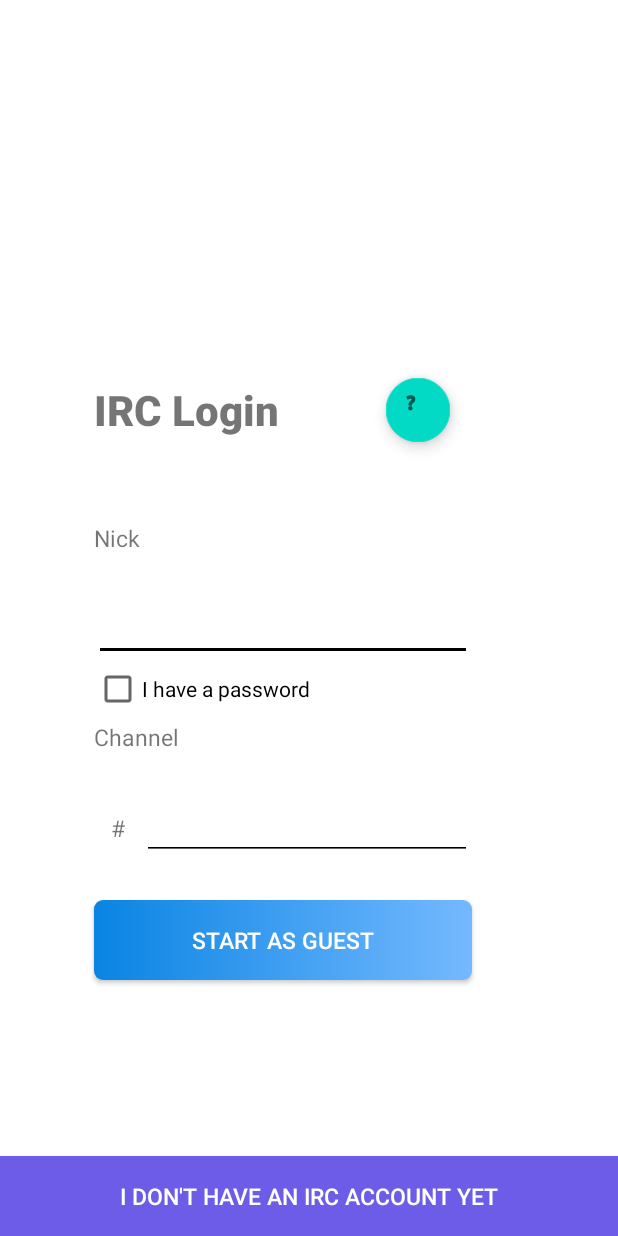
After one commit to miguelmanteigueiro/PocketIRC, an Android app: the LoginActivity screen opened directly, with no data from a screen before it, on a phone screen of 412 x 824 dp. The commit adds this screen. Run offline under Robolectric (Android 15) with nearby library versions, the phone set to English and light mode, and no system bars.

Commit message:
added login

```diff
--- a/application/app/src/main/AndroidManifest.xml
+++ b/application/app/src/main/AndroidManifest.xml
@@ -18,6 +18,7 @@
                 <category android:name="android.intent.category.LAUNCHER" />
             </intent-filter>
         </activity>
+        <activity android:name=".LoginActivity"/>
     </application>
 
 </manifest>
--- /dev/null
+++ b/application/app/src/main/java/pt/ubi/di/pdm/pocketirc/LoginActivity.java
@@ -0,0 +1,191 @@
+package pt.ubi.di.pdm.pocketirc;
+
+//imports
+import android.annotation.SuppressLint;
+import android.app.Activity;
+import android.app.AlertDialog;
+import android.app.Dialog;
+import android.os.Bundle;
+import android.text.Html;
+import android.view.View;
+import android.widget.Button;
+import android.widget.CheckBox;
+import android.widget.EditText;
+import android.widget.LinearLayout;
+import android.widget.Space;
+import android.widget.TextView;
+
+/**
+ * Shows the login screen of the application and manages login authentication
+ */
+public class LoginActivity extends Activity{
+  //== attributes ==
+  //show password fields or not
+  boolean requiresPassword=false;
+  //declare xml attributes
+  TextView passwordLabel;
+  EditText username,password,channel;
+  CheckBox passwordCheck;
+  Space space;
+  Button loginButton;
+
+  //== methods ==
+  /**
+   * Shows the login activity and handles user authentication
+   * @param savedInstanceState the previous saved instance
+   */
+  @Override
+  protected void onCreate(Bundle savedInstanceState){
+    //create activity
+    super.onCreate(savedInstanceState);
+    setContentView(R.layout.activity_login);
+    //get xml ids
+    username=findViewById(R.id.username);
+    password=findViewById(R.id.password);
+    passwordCheck=findViewById(R.id.passwordCheckbox);
+    passwordLabel=findViewById(R.id.passwordLabel);
+    space=findViewById(R.id.space);
+    loginButton=findViewById(R.id.login);
+    channel=findViewById(R.id.channel);
+    //reset fields
+    username.setText("");
+    password.setText("");
+    channel.setText("");
+    //automatic log in if user is saved in shared preference
+    //if(SaveSharedPreference.getUserName(LoginActivity.this).length()!=0){
+    //  //go into the home activity if the user is logged in
+    //  goHome(SaveSharedPreference.getUserName(LoginActivity.this));
+    //}
+  }
+  /**
+   * Check if the credentials given by the user match some on the database
+   * and, if so, login the user; otherwise, show an error dialog
+   * @param v the current view
+   */
+  @SuppressLint("UseCompatLoadingForColorStateLists")
+  public void login(View v){
+    //transform username and passwords into strings
+    String usernameString=String.valueOf(username.getText());
+    String passwordString=String.valueOf(password.getText());
+    String channelString=String.valueOf(channel.getText());
+    //check parameters
+    boolean canLogIn=true;
+    if(!checkString(usernameString)){
+      canLogIn=false;
+      username.setBackgroundTintList(this.getResources().getColorStateList(R.color.buttonwrong));
+      username.setText("");
+      username.setHint("Nick must not be empty!");
+    }
+    if(requiresPassword){
+      if(!checkString(passwordString)){
+        canLogIn=false;
+        password.setBackgroundTintList(this.getResources().getColorStateList(R.color.buttonwrong));
+        password.setText("");
+        password.setHint("Password must not be empty!");
+      }
+    }
+    channelString=formatChannel(channelString);
+    //reset tint to default state
+    username.setBackgroundTintList(this.getResources().getColorStateList(R.color.buttonright));
+    password.setBackgroundTintList(this.getResources().getColorStateList(R.color.buttonright));
+    //log in
+    if(canLogIn){
+      if(requiresPassword){
+        //loginNonGuest(usernameString,passwordString,channelString);
+      }
+      else{
+        //loginGuest(usernameString,channelString);
+      }
+    }
+    else{
+      //show error dialog
+      AlertDialog.Builder builder=new AlertDialog.Builder(this);
+      builder.setTitle("Login Error").setMessage("There was an error logging in. Please check the given errors!").setPositiveButton("I'm sorry :(",(dialog,which)->dialog.dismiss());
+      Dialog dialog=builder.create();
+      dialog.show();
+    }
+  }
+  /**
+   * Goes to the register page
+   * @param v the current view
+   */
+  public void register(View v){
+    //Intent registerIntent=new Intent(this,RegisterActivity.class);
+    //startActivity(registerIntent);
+  }
+  /**
+   * Shows a helping dialog, so that users understand each field's purpose
+   * @param v the current view
+   */
+  public void help(View v){
+    AlertDialog.Builder builder=new AlertDialog.Builder(this);
+    builder.setTitle("IRC Help").setMessage(Html.fromHtml("<b>Nick</b>: the nickname you want to be called by<br><br><b>Password</b>: if the password isn't specified, you will login as a guest, which means you won't be able to connect to some channels and people may steal your nickname in the future. Create an account before logging in with a password<br><br><b>Channel</b>: the channel you want to connect to")).setPositiveButton("Gotcha",(dialog,which)->dialog.dismiss());
+    Dialog dialog=builder.create();
+    dialog.show();
+  }
+  /**
+   * Updates the password requirement. If the password checkbox is checked and it's clicked, it'll not be required anymore and vice versa.
+   * @param v the current view
+   */
+  public void passwordCheck(View v){
+    requiresPassword=!requiresPassword;
+    updatedPasswordFields(requiresPassword);
+  }
+  /**
+   * Shows the password fields if the password is required or hides them otherwise.
+   * Also updates the login button's text to 'start as guest' if the password is not required
+   * @param requiresPassword true if the password is required and false otherwise
+   */
+  @SuppressLint("SetTextI18n")
+  private void updatedPasswordFields(boolean requiresPassword){
+    if(requiresPassword){
+      passwordLabel.setVisibility(View.VISIBLE);
+      password.setVisibility(View.VISIBLE);
+      LinearLayout.LayoutParams param=new LinearLayout.LayoutParams(
+        LinearLayout.LayoutParams.MATCH_PARENT,
+        LinearLayout.LayoutParams.WRAP_CONTENT,
+        16.0f
+      );
+      space.setLayoutParams(param);
+      loginButton.setText("Start");
+    }
+    else{
+      passwordLabel.setVisibility(View.GONE);
+      password.setVisibility(View.GONE);
+      LinearLayout.LayoutParams param=new LinearLayout.LayoutParams(
+        LinearLayout.LayoutParams.MATCH_PARENT,
+        LinearLayout.LayoutParams.WRAP_CONTENT,
+        22.0f
+      );
+      space.setLayoutParams(param);
+      loginButton.setText("Start as guest");
+    }
+  }
+  /**
+   * Checks if the string is not null
+   * @param str the string to check
+   * @return true if the string is not null and false otherwise
+   */
+  private boolean checkString(String str){
+    return str.length()>0;
+  }
+  /**
+   * Formats the channel, so that no repeated # appear at the beggining.
+   * Also, if the channel is empty, the default is #libera
+   * @param channel the channel string
+   * @return the formatted channel string
+   */
+  private String formatChannel(String channel){
+    StringBuilder formattedChannel=new StringBuilder("#");
+    boolean hasFoundChar=false;
+    for(Character c:channel.toCharArray()){
+      if(!hasFoundChar&&c!='#'){
+        hasFoundChar=true;
+      }
+      if(hasFoundChar){
+        formattedChannel.append(c);
+      }
+    }
+    return formattedChannel.toString().equals("#")?"#libera":formattedChannel.toString();
+  }
+}
--- a/application/app/src/main/java/pt/ubi/di/pdm/pocketirc/MainActivity.java
+++ b/application/app/src/main/java/pt/ubi/di/pdm/pocketirc/MainActivity.java
@@ -3,8 +3,8 @@ package pt.ubi.di.pdm.pocketirc;
 //imports
 import android.app.Activity;
 import android.app.AlertDialog;
+import android.content.Intent;
 import android.os.Bundle;
-import android.view.View;
 import android.view.View;
 
 /**
@@ -38,7 +38,7 @@ public class MainActivity extends Activity{
    * @param v the current view
    */
   public void startApp(View v){
-    //Intent start=new Intent(this,LoginActivity.class);
-    //startActivity(start);
+    Intent start=new Intent(this,LoginActivity.class);
+    startActivity(start);
   }
 }
--- /dev/null
+++ b/application/app/src/main/res/color/buttonright.xml
@@ -0,0 +1,5 @@
+<?xml version="1.0" encoding="utf-8"?>
+<selector xmlns:android="http://schemas.android.com/apk/res/android" >
+    <item
+        android:color="#000" />
+</selector>
--- /dev/null
+++ b/application/app/src/main/res/color/buttonwrong.xml
@@ -0,0 +1,5 @@
+<?xml version="1.0" encoding="utf-8"?>
+<selector xmlns:android="http://schemas.android.com/apk/res/android" >
+    <item
+        android:color="#d63031" />
+</selector>
--- /dev/null
+++ b/application/app/src/main/res/drawable/button.xml
@@ -0,0 +1,9 @@
+<?xml version="1.0" encoding="utf-8"?>
+<selector xmlns:android="http://schemas.android.com/apk/res/android" >
+    <item>
+       <shape android:shape="rectangle"  >
+            <corners android:radius="6dp" />
+            <gradient android:startColor="#0984e3" android:endColor="#74b9ff" />
+       </shape>
+    </item>
+</selector>
--- /dev/null
+++ b/application/app/src/main/res/layout/activity_login.xml
@@ -0,0 +1,223 @@
+<?xml version="1.0" encoding="utf-8"?>
+<androidx.constraintlayout.widget.ConstraintLayout xmlns:android="http://schemas.android.com/apk/res/android"
+    xmlns:app="http://schemas.android.com/apk/res-auto"
+    xmlns:tools="http://schemas.android.com/tools"
+    android:layout_width="match_parent"
+    android:layout_height="match_parent"
+    tools:context=".LoginActivity">
+
+    <!--main layout-->
+    <LinearLayout
+        android:layout_width="match_parent"
+        android:layout_height="match_parent"
+        android:weightSum="100"
+        android:gravity="center"
+        android:orientation="vertical">
+
+        <!--layout space-->
+        <Space
+            android:layout_width="match_parent"
+            android:layout_height="wrap_content"
+            android:layout_weight="38"/>
+
+        <!--title layout-->
+        <LinearLayout
+            android:layout_width="match_parent"
+            android:layout_height="wrap_content"
+            android:weightSum="2"
+            android:layout_weight="20"
+            android:layout_marginStart="32pt"
+            android:layout_marginEnd="40pt"
+            android:gravity="center"
+            android:orientation="horizontal">
+
+            <!--title-->
+            <TextView
+                android:layout_width="match_parent"
+                android:layout_height="wrap_content"
+                android:layout_weight="1"
+                android:gravity="start|center_vertical"
+                android:text="@string/irc_login"
+                android:textSize="28sp"
+                android:fontFamily="sans-serif-black"
+                tools:ignore="NestedWeights" />
+
+            <!--help button-->
+            <com.google.android.material.floatingactionbutton.FloatingActionButton
+                android:id="@+id/help"
+                android:layout_width="match_parent"
+                android:layout_height="match_parent"
+                android:layout_weight="1"
+                android:gravity="start|center_vertical"
+                android:scaleX="0.6"
+                android:scaleY="0.6"
+                android:background="@drawable/button"
+                android:onClick="help"
+                android:textColor="@color/white"
+                app:srcCompat="@android:drawable/ic_menu_help"
+                android:contentDescription="@string/help_symbol"
+                tools:ignore="UsingOnClickInXml" />
+        </LinearLayout>
+
+        <!--username-->
+        <TextView
+            android:id="@+id/usernameLabel"
+            android:labelFor="@id/username"
+            android:layout_width="match_parent"
+            android:layout_height="wrap_content"
+            android:layout_weight="1"
+            android:layout_marginStart="32pt"
+            android:layout_marginEnd="40pt"
+            android:gravity="start|center_vertical"
+            android:text="@string/nick"
+            android:textSize="15sp"
+            android:fontFamily="sans-serif"/>
+
+        <EditText
+            android:id="@+id/username"
+            android:layout_width="match_parent"
+            android:layout_height="wrap_content"
+            android:layout_marginStart="32pt"
+            android:layout_marginEnd="40pt"
+            android:layout_weight="5"
+            android:backgroundTint="@color/buttonright"
+            android:fontFamily="sans-serif"
+            android:gravity="start|center_vertical"
+            android:importantForAutofill="no"
+            android:inputType="text"
+            android:textSize="15sp"
+            tools:ignore="DuplicateSpeakableTextCheck" />
+
+        <!--password checkbox-->
+        <CheckBox
+            android:id="@+id/passwordCheckbox"
+            android:layout_width="match_parent"
+            android:layout_height="wrap_content"
+            android:layout_weight="1"
+            android:layout_marginStart="32pt"
+            android:layout_marginEnd="40pt"
+            android:onClick="passwordCheck"
+            android:text="@string/i_have_a_password"
+            tools:ignore="UsingOnClickInXml" />
+
+        <!--password-->
+        <TextView
+            android:id="@+id/passwordLabel"
+            android:labelFor="@id/password"
+            android:layout_width="match_parent"
+            android:layout_height="wrap_content"
+            android:layout_weight="1"
+            android:layout_marginStart="32pt"
+            android:layout_marginEnd="40pt"
+            android:gravity="start|center_vertical"
+            android:text="@string/password"
+            android:textSize="15sp"
+            android:fontFamily="sans-serif"
+            android:visibility="gone"/>
+
+        <EditText
+            android:id="@+id/password"
+            android:layout_width="match_parent"
+            android:layout_height="wrap_content"
+            android:layout_marginStart="32pt"
+            android:layout_marginEnd="40pt"
+            android:layout_weight="5"
+            android:backgroundTint="@color/buttonright"
+            android:fontFamily="sans-serif"
+            android:gravity="start|center_vertical"
+            android:importantForAutofill="no"
+            android:inputType="textPassword"
+            android:textSize="15sp"
+            tools:ignore="DuplicateSpeakableTextCheck"
+            android:visibility="gone"/>
+
+        <!--channel-->
+        <TextView
+            android:id="@+id/channelLabel"
+            android:labelFor="@id/channel"
+            android:layout_width="match_parent"
+            android:layout_height="wrap_content"
+            android:layout_weight="1"
+            android:layout_marginStart="32pt"
+            android:layout_marginEnd="40pt"
+            android:gravity="start|center_vertical"
+            android:text="@string/channel"
+            android:textSize="15sp"
+            android:fontFamily="sans-serif"/>
+
+        <!--hash layout-->
+        <LinearLayout
+            android:layout_width="match_parent"
+            android:layout_height="wrap_content"
+            android:weightSum="8"
+            android:layout_weight="10"
+            android:layout_marginStart="32pt"
+            android:layout_marginEnd="40pt"
+            android:gravity="center"
+            android:orientation="horizontal">
+
+            <TextView
+                android:id="@+id/hash"
+                android:layout_width="match_parent"
+                android:layout_height="wrap_content"
+                android:layout_weight="7"
+                android:gravity="center"
+                android:text="@string/hash"
+                android:textSize="15sp"
+                android:fontFamily="sans-serif"
+                tools:ignore="NestedWeights" />
+
+            <EditText
+                android:id="@+id/channel"
+                android:layout_width="match_parent"
+                android:layout_height="wrap_content"
+                android:layout_weight="1"
+                android:backgroundTint="@color/buttonright"
+                android:fontFamily="sans-serif"
+                android:gravity="center"
+                android:importantForAutofill="no"
+                android:inputType="text"
+                android:textSize="15sp"
+                tools:ignore="DuplicateSpeakableTextCheck" />
+        </LinearLayout>
+
+        <!--login button-->
+        <Button
+            android:id="@+id/login"
+            android:layout_width="match_parent"
+            android:layout_height="wrap_content"
+            android:layout_marginStart="32pt"
+            android:layout_marginEnd="40pt"
+            android:layout_weight="1"
+            android:background="@drawable/button"
+            android:fontFamily="sans-serif-medium"
+            android:gravity="center|center_vertical"
+            android:onClick="login"
+            android:text="@string/start_as_guest"
+            android:textColor="@color/white"
+            android:textSize="15sp"
+            tools:ignore="UsingOnClickInXml,DuplicateSpeakableTextCheck" />
+
+        <!--layout space-->
+        <Space
+            android:id="@+id/space"
+            android:layout_width="match_parent"
+            android:layout_height="wrap_content"
+            android:layout_weight="22" />
+
+        <!--register button-->
+        <Button
+            android:id="@+id/register"
+            android:layout_width="match_parent"
+            android:layout_height="wrap_content"
+            android:layout_weight="1"
+            android:gravity="center|center_vertical"
+            android:text="@string/i_don_t_have_an_irc_account_yet"
+            android:textSize="15sp"
+            android:fontFamily="sans-serif-medium"
+            android:textColor="@color/white"
+            android:background="#6c5ce7"
+            android:onClick="register"
+            tools:ignore="UsingOnClickInXml"/>
+    </LinearLayout>
+</androidx.constraintlayout.widget.ConstraintLayout>
--- a/application/app/src/main/res/values/strings.xml
+++ b/application/app/src/main/res/values/strings.xml
@@ -1,3 +1,12 @@
 <resources>
     <string name="app_name">PocketIRC</string>
+    <string name="irc_login">IRC Login</string>
+    <string name="help_symbol">help symbol</string>
+    <string name="nick">Nick</string>
+    <string name="i_have_a_password">I have a password</string>
+    <string name="password">Password</string>
+    <string name="channel">Channel</string>
+    <string name="hash">#</string>
+    <string name="start_as_guest">Start as guest</string>
+    <string name="i_don_t_have_an_irc_account_yet">I don\'t have an IRC account yet</string>
 </resources>
```
